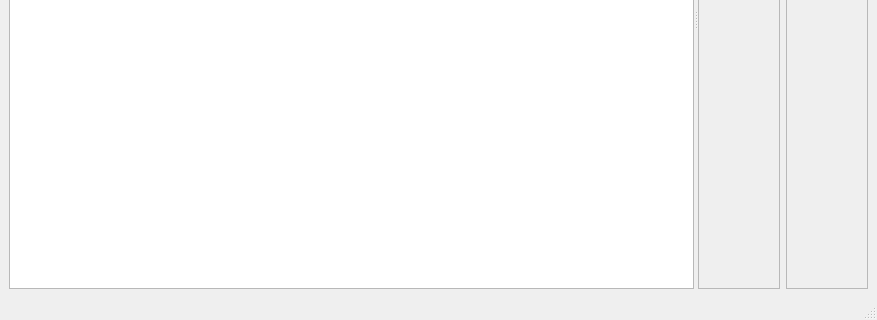
Before: the Qt Designer form correlator.ui in AndreRenaud/Timelapse, drawn with Qt 5; both pictures show x 0 to 877 and y 280 to 600 of the 877 by 600 pixel window.
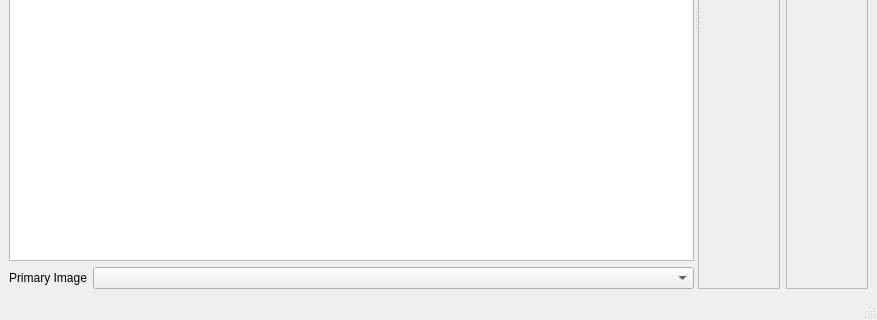
After: the same form once the commit is applied. Icons and pictures are not drawn. Custom widgets are drawn as their Qt base class.

Commit message: Allow an arbitrary image to be the 'primary' reference image

```diff
--- a/correlator.ui
+++ b/correlator.ui
@@ -14,7 +14,7 @@
    <string>Timelapse Correlator</string>
   </property>
   <widget class="QWidget" name="centralwidget">
-   <layout class="QHBoxLayout" name="horizontalLayout_3">
+   <layout class="QHBoxLayout" name="horizontalLayout_4">
     <item>
      <widget class="QSplitter" name="splitter">
       <property name="orientation">
@@ -83,6 +83,33 @@
         <item>
          <widget class="QListView" name="imagesList"/>
         </item>
+        <item>
+         <layout class="QHBoxLayout" name="horizontalLayout_3">
+          <item>
+           <widget class="QLabel" name="label">
+            <property name="sizePolicy">
+             <sizepolicy hsizetype="Minimum" vsizetype="Preferred">
+              <horstretch>0</horstretch>
+              <verstretch>0</verstretch>
+             </sizepolicy>
+            </property>
+            <property name="text">
+             <string>Primary Image</string>
+            </property>
+           </widget>
+          </item>
+          <item>
+           <widget class="QComboBox" name="primaryImage">
+            <property name="sizePolicy">
+             <sizepolicy hsizetype="MinimumExpanding" vsizetype="Fixed">
+              <horstretch>0</horstretch>
+              <verstretch>0</verstretch>
+             </sizepolicy>
+            </property>
+           </widget>
+          </item>
+         </layout>
+        </item>
        </layout>
       </widget>
       <widget class="QWidget" name="layoutWidget">
```
The commit also changes 2 other files.
